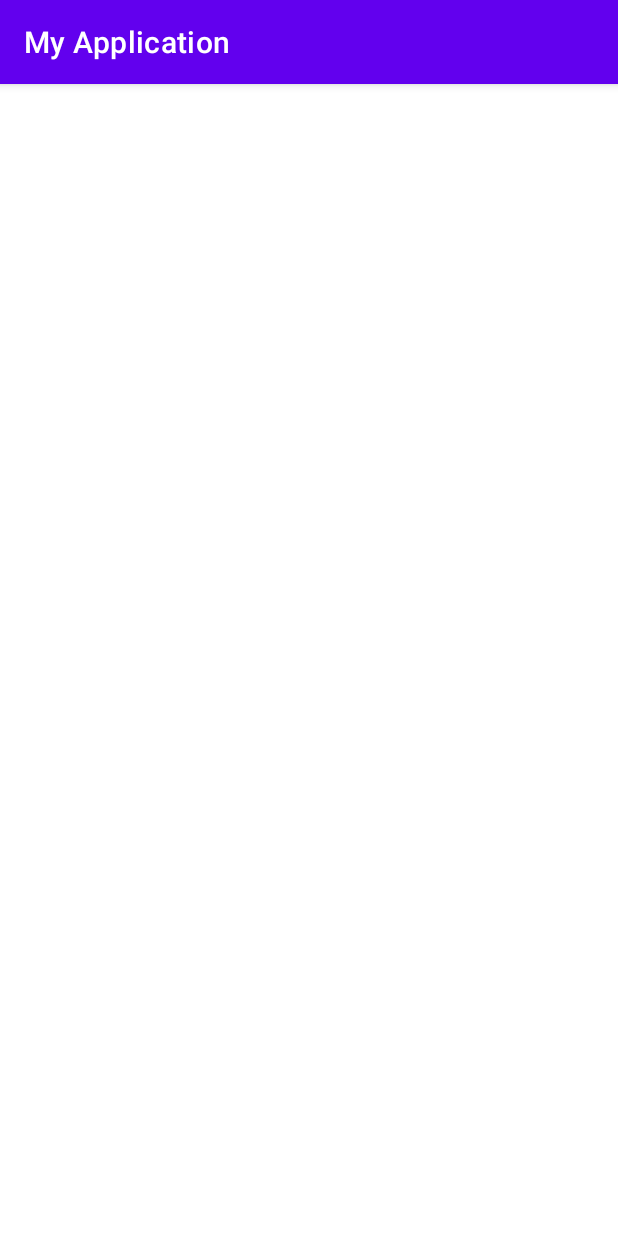
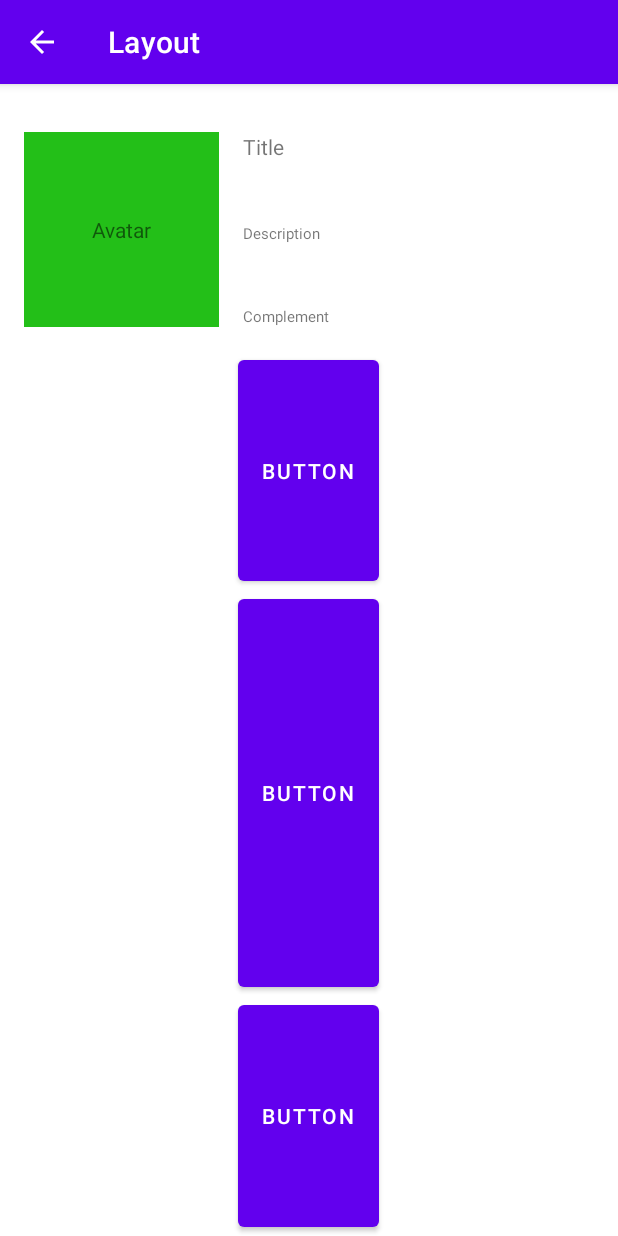
Before and after one commit to MathCastro/mentoria-android, an Android app: the screen it shows after launch (LayoutActivity), after a tap on "LAYOUT", on a phone screen of 412 x 824 dp. Run offline under Robolectric (Android 15) with nearby library versions, the phone set to English and light mode, and no system bars; Roboto replaces fonts that are not available here.

Commit message:
list view

```diff
--- a/app/src/main/AndroidManifest.xml
+++ b/app/src/main/AndroidManifest.xml
@@ -9,7 +9,8 @@
         android:roundIcon="@mipmap/ic_launcher_round"
         android:supportsRtl="true"
         android:theme="@style/Theme.MyApplication">
-        <activity android:name=".NavigationParamsActivity"></activity>
+        <activity android:name=".ListViewActivity"></activity>
+        <activity android:name=".NavigationParamsActivity" />
         <activity android:name=".LayoutActivity" />
         <activity android:name=".MainActivity">
             <intent-filter>
--- a/app/src/main/java/com/example/myapplication/LayoutActivity.kt
+++ b/app/src/main/java/com/example/myapplication/LayoutActivity.kt
@@ -1,11 +1,29 @@
 package com.example.myapplication
 
 import android.os.Bundle
+import android.view.Menu
+import android.view.MenuItem
 import androidx.appcompat.app.AppCompatActivity
 
 class LayoutActivity : AppCompatActivity() {
     override fun onCreate(savedInstanceState: Bundle?) {
         super.onCreate(savedInstanceState)
         setContentView(R.layout.activity_layout)
+        supportActionBar?.setDisplayHomeAsUpEnabled(true)
+        supportActionBar?.title = "Layout"
+    }
+
+    override fun onOptionsItemSelected(item: MenuItem): Boolean {
+        when (item.itemId) {
+            android.R.id.home -> {
+                finish()
+                return true
+            }
+        }
+        return super.onOptionsItemSelected(item)
+    }
+
+    override fun onCreateOptionsMenu(menu: Menu?): Boolean {
+        return true
     }
 }
--- a/app/src/main/java/com/example/myapplication/MainActivity.kt
+++ b/app/src/main/java/com/example/myapplication/MainActivity.kt
@@ -9,6 +9,7 @@ import androidx.appcompat.app.AppCompatActivity
 class MainActivity : AppCompatActivity() {
     private lateinit var buttonLayout: Button
     private lateinit var buttonNavigationParams: Button
+    private lateinit var buttonListView: Button
 
     override fun onCreate(savedInstanceState: Bundle?) {
         super.onCreate(savedInstanceState)
@@ -16,6 +17,7 @@ class MainActivity : AppCompatActivity() {
 
         buttonLayout = findViewById(R.id.buttonLayout)
         buttonNavigationParams = findViewById(R.id.buttonNavigationParams)
+        buttonListView = findViewById(R.id.button_listview)
 
         buttonLayout.setOnClickListener {
             val intent = Intent(this, LayoutActivity::class.java)
@@ -27,6 +29,11 @@ class MainActivity : AppCompatActivity() {
             startActivity(intent)
         }
 
+        buttonListView.setOnClickListener {
+            val intent = Intent(this, ListViewActivity::class.java)
+            startActivity(intent)
+        }
+
     }
 
 }
--- /dev/null
+++ b/app/src/main/java/com/example/myapplication/User.kt
@@ -0,0 +1,3 @@
+package com.example.myapplication
+
+data class User(val email: String)
--- a/app/src/main/res/layout/activity_layout.xml
+++ b/app/src/main/res/layout/activity_layout.xml
@@ -1,10 +1,98 @@
 <?xml version="1.0" encoding="utf-8"?>
-<androidx.constraintlayout.widget.ConstraintLayout
-    xmlns:android="http://schemas.android.com/apk/res/android"
+<androidx.constraintlayout.widget.ConstraintLayout xmlns:android="http://schemas.android.com/apk/res/android"
     xmlns:app="http://schemas.android.com/apk/res-auto"
     xmlns:tools="http://schemas.android.com/tools"
     android:layout_width="match_parent"
     android:layout_height="match_parent"
     tools:context=".LayoutActivity">
 
+    <TextView
+        android:id="@+id/textViewAvatar"
+        android:layout_width="130dp"
+        android:layout_height="130dp"
+        android:layout_marginLeft="@dimen/buttonMarginHorizontal"
+        android:layout_marginTop="@dimen/buttonMarginTop"
+        android:background="#23BF18"
+        android:text="Avatar"
+        android:gravity="center"
+        app:layout_constraintStart_toStartOf="parent"
+        app:layout_constraintTop_toTopOf="parent" />
+
+    <TextView
+        android:id="@+id/textView3"
+        android:layout_width="0dp"
+        android:layout_height="wrap_content"
+        android:layout_marginStart="@dimen/buttonMarginHorizontal"
+        android:layout_marginEnd="@dimen/buttonMarginHorizontal"
+        android:text="Description"
+        android:textSize="10sp"
+        app:layout_constraintBottom_toTopOf="@+id/textView5"
+        app:layout_constraintEnd_toEndOf="parent"
+        app:layout_constraintHorizontal_bias="0.502"
+        app:layout_constraintStart_toEndOf="@+id/textViewAvatar"
+        app:layout_constraintTop_toBottomOf="@+id/textView2" />
+
+    <TextView
+        android:id="@+id/textView2"
+        android:layout_width="0dp"
+        android:layout_height="wrap_content"
+        android:layout_marginStart="@dimen/buttonMarginHorizontal"
+        android:layout_marginEnd="@dimen/buttonMarginHorizontal"
+        android:text="Title"
+        app:layout_constraintBottom_toTopOf="@+id/textView3"
+        app:layout_constraintEnd_toEndOf="parent"
+        app:layout_constraintHorizontal_bias="0.502"
+        app:layout_constraintStart_toEndOf="@+id/textViewAvatar"
+        app:layout_constraintTop_toTopOf="@+id/textViewAvatar"
+        app:layout_constraintVertical_chainStyle="spread_inside" />
+
+    <TextView
+        android:id="@+id/textView5"
+        android:layout_width="0dp"
+        android:layout_height="wrap_content"
+        android:layout_marginStart="@dimen/buttonMarginHorizontal"
+        android:layout_marginEnd="@dimen/buttonMarginHorizontal"
+        android:text="Complement"
+        android:textSize="10sp"
+        app:layout_constraintBottom_toBottomOf="@+id/textViewAvatar"
+        app:layout_constraintEnd_toEndOf="parent"
+        app:layout_constraintHorizontal_bias="0.502"
+        app:layout_constraintStart_toEndOf="@+id/textViewAvatar"
+        app:layout_constraintTop_toBottomOf="@+id/textView3" />
+
+    <LinearLayout
+        android:layout_width="match_parent"
+        android:layout_height="0dp"
+        android:layout_marginTop="16dp"
+        android:layout_marginStart="@dimen/buttonMarginHorizontal"
+        android:layout_marginEnd="@dimen/buttonMarginHorizontal"
+        android:orientation="vertical"
+        android:gravity="center"
+        app:layout_constraintBottom_toBottomOf="parent"
+        app:layout_constraintEnd_toEndOf="parent"
+        app:layout_constraintStart_toStartOf="parent"
+        app:layout_constraintTop_toBottomOf="@+id/textViewAvatar">
+
+        <Button
+            android:id="@+id/button2"
+            android:layout_width="wrap_content"
+            android:layout_height="wrap_content"
+            android:layout_weight="1"
+            android:text="Button" />
+
+        <Button
+            android:id="@+id/button3"
+            android:layout_width="wrap_content"
+            android:layout_height="wrap_content"
+            android:layout_weight="2"
+            android:text="Button" />
+
+        <Button
+            android:id="@+id/button4"
+            android:layout_width="wrap_content"
+            android:layout_height="wrap_content"
+            android:layout_weight="1"
+            android:text="Button" />
+    </LinearLayout>
+
 </androidx.constraintlayout.widget.ConstraintLayout>
```
Also changed, not shown: app/src/main/java/com/example/myapplication/ListViewActivity.kt (added, +40 -0 lines), app/src/main/res/layout/activity_list_view.xml (added, +15 -0 lines), app/src/main/res/layout/activity_main.xml (+12 -0 lines).
